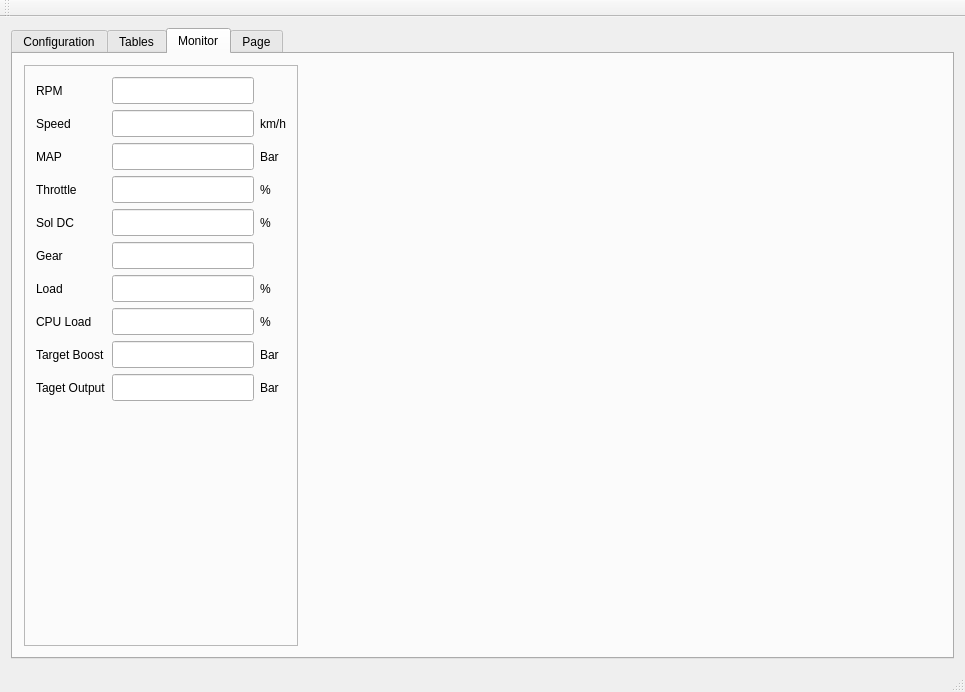
The window that boost_configurator/mainwindow.ui (BorisBoucher/BoostController) describes before a commit, drawn with Qt 5.
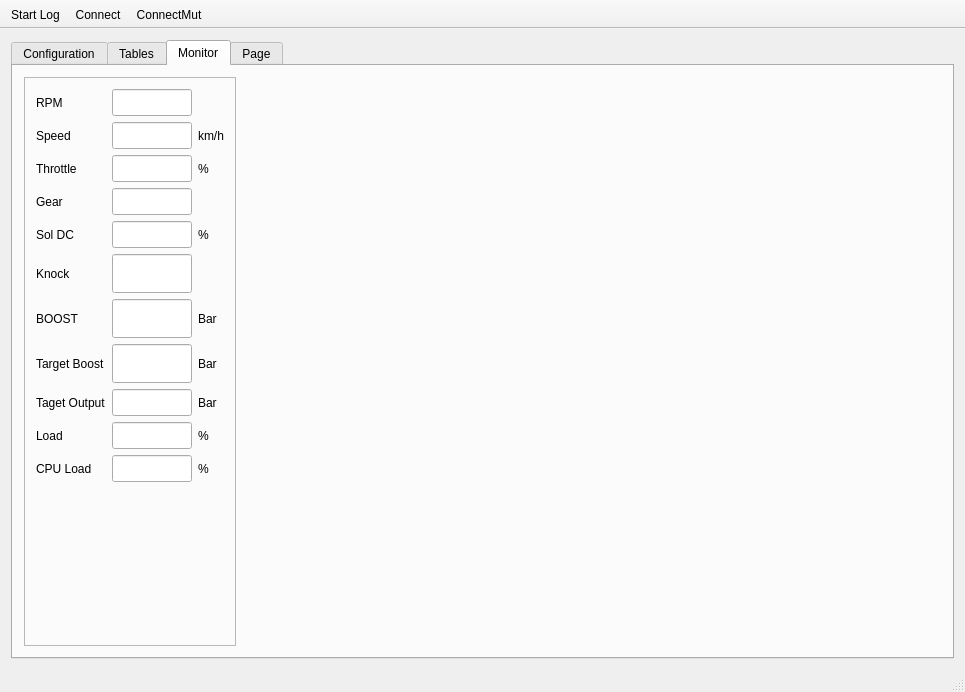
The same window after the commit. The open tabs and pages were chosen to show the change. Icons and pictures are not drawn. Custom widgets are drawn as their Qt base class.

Commit message: Added speed and RPM on graph 2 Added toolbar with shortcuts to activates logs, BC comm & MUT comm Added test function to force BS seloneid duty cycle Added MUT protocol reader Added file logger output with BC and MUT data Added tool bar icons Fixed missing gear & version info reading from BC Changed all displayed pressure data from MAP to relative value.

Patch:
```diff
--- a/boost_configurator/mainwindow.ui
+++ b/boost_configurator/mainwindow.ui
@@ -481,10 +481,18 @@
                  </property>
                 </widget>
                </item>
-               <item row="17" column="0">
-                <widget class="QLabel" name="label_37">
-                 <property name="text">
-                  <string>Logger Port</string>
+               <item row="10" column="1">
+                <widget class="QLineEdit" name="gear4Edit">
+                 <property name="font">
+                  <font>
+                   <pointsize>12</pointsize>
+                  </font>
+                 </property>
+                 <property name="inputMask">
+                  <string/>
+                 </property>
+                 <property name="alignment">
+                  <set>Qt::AlignRight|Qt::AlignTrailing|Qt::AlignVCenter</set>
                  </property>
                 </widget>
                </item>
@@ -719,6 +727,12 @@
            <layout class="QHBoxLayout" name="horizontalLayout">
             <item>
              <widget class="QFrame" name="frame">
+              <property name="sizePolicy">
+               <sizepolicy hsizetype="Preferred" vsizetype="Preferred">
+                <horstretch>0</horstretch>
+                <verstretch>0</verstretch>
+               </sizepolicy>
+              </property>
               <property name="frameShape">
                <enum>QFrame::StyledPanel</enum>
               </property>
@@ -726,10 +740,129 @@
                <enum>QFrame::Raised</enum>
               </property>
               <layout class="QGridLayout" name="gridLayout_5">
+               <property name="sizeConstraint">
+                <enum>QLayout::SetDefaultConstraint</enum>
+               </property>
+               <item row="2" column="2">
+                <widget class="QLineEdit" name="speedEdit">
+                 <property name="sizePolicy">
+                  <sizepolicy hsizetype="Fixed" vsizetype="Fixed">
+                   <horstretch>0</horstretch>
+                   <verstretch>0</verstretch>
+                  </sizepolicy>
+                 </property>
+                 <property name="minimumSize">
+                  <size>
+                   <width>0</width>
+                   <height>0</height>
+                  </size>
+                 </property>
+                 <property name="maximumSize">
+                  <size>
+                   <width>80</width>
+                   <height>16777215</height>
+                  </size>
+                 </property>
+                 <property name="sizeIncrement">
+                  <size>
+                   <width>0</width>
+                   <height>0</height>
+                  </size>
+                 </property>
+                 <property name="baseSize">
+                  <size>
+                   <width>0</width>
+                   <height>0</height>
+                  </size>
+                 </property>
+                 <property name="font">
+                  <font>
+                   <pointsize>12</pointsize>
+                  </font>
+                 </property>
+                 <property name="locale">
+                  <locale language="English" country="UnitedStates"/>
+                 </property>
+                 <property name="alignment">
+                  <set>Qt::AlignRight|Qt::AlignTrailing|Qt::AlignVCenter</set>
+                 </property>
+                 <property name="readOnly">
+                  <bool>true</bool>
+                 </property>
+                </widget>
+               </item>
+               <item row="5" column="3">
+                <widget class="QLabel" name="label_26">
+                 <property name="sizePolicy">
+                  <sizepolicy hsizetype="Minimum" vsizetype="Preferred">
+                   <horstretch>0</horstretch>
+                   <verstretch>0</verstretch>
+                  </sizepolicy>
+                 </property>
+                 <property name="text">
+                  <string>%</string>
+                 </property>
+                </widget>
+               </item>
+               <item row="8" column="2">
+                <widget class="QLineEdit" name="targetBoostEdit">
+                 <property name="sizePolicy">
+                  <sizepolicy hsizetype="Fixed" vsizetype="Fixed">
+                   <horstretch>0</horstretch>
+                   <verstretch>0</verstretch>
+                  </sizepolicy>
+                 </property>
+                 <property name="maximumSize">
+                  <size>
+                   <width>80</width>
+                   <height>16777215</height>
+                  </size>
+                 </property>
+                 <property name="baseSize">
+                  <size>
+                   <width>0</width>
+                   <height>0</height>
+                  </size>
+                 </property>
+                 <property name="font">
+                  <font>
+                   <pointsize>20</pointsize>
+                   <weight>75</weight>
+                   <bold>true</bold>
+                  </font>
+                 </property>
+                 <property name="alignment">
+                  <set>Qt::AlignRight|Qt::AlignTrailing|Qt::AlignVCenter</set>
+                 </property>
+                 <property name="readOnly">
+                  <bool>true</bool>
+                 </property>
+                </widget>
+               </item>
+               <item row="8" column="0">
+                <widget class="QLabel" name="label_32">
+                 <property name="text">
+                  <string>Target Boost</string>
+                 </property>
+                </widget>
+               </item>
+               <item row="7" column="0">
+                <widget class="QLabel" name="label_21">
+                 <property name="sizePolicy">
+                  <sizepolicy hsizetype="Minimum" vsizetype="Preferred">
+                   <horstretch>0</horstretch>
+                   <verstretch>0</verstretch>
+                  </sizepolicy>
+                 </property>
+                 <property name="text">
+                  <string>BOOST</string>
+                 </property>
+                </widget>
+               </item>
                <item row="5" column="2">
                 <widget class="QLineEdit" name="solDcEdit">
                  <property name="sizePolicy">
-                  <sizepolicy hsizetype="Minimum" vsizetype="Fixed">
+                  <sizepolicy hsizetype="Fixed" vsizetype="Fixed">
                    <horstretch>0</horstretch>
                    <verstretch>0</verstretch>
                   </sizepolicy>
@@ -740,6 +873,12 @@
                    <height>0</height>
                   </size>
                  </property>
+                 <property name="maximumSize">
+                  <size>
+                   <width>80</width>
+                   <height>16777215</height>
+                  </size>
+                 </property>
                  <property name="sizeIncrement">
                   <size>
                    <width>0</width>
@@ -768,6 +907,20 @@
                  </property>
                 </widget>
                </item>
+               <item row="11" column="0">
+                <widget class="QLabel" name="label_37">
+                 <property name="text">
+                  <string>CPU Load</string>
+                 </property>
+                </widget>
+               </item>
+               <item row="9" column="0">
+                <widget class="QLabel" name="label_34">
+                 <property name="text">
+                  <string>Taget Output</string>
+                 </property>
+                </widget>
+               </item>
                <item row="0" column="0">
                 <widget class="QLabel" name="label_18">
                  <property name="sizePolicy">
@@ -781,24 +934,25 @@
                  </property>
                 </widget>
                </item>
-               <item row="4" column="2">
-                <widget class="QLineEdit" name="throttleEdit">
+               <item row="8" column="3">
+                <widget class="QLabel" name="label_33">
+                 <property name="text">
+                  <string>Bar</string>
+                 </property>
+                </widget>
+               </item>
+               <item row="11" column="2">
+                <widget class="QLineEdit" name="cpuLoadEdit">
                  <property name="sizePolicy">
-                  <sizepolicy hsizetype="Minimum" vsizetype="Fixed">
+                  <sizepolicy hsizetype="Fixed" vsizetype="Fixed">
                    <horstretch>0</horstretch>
                    <verstretch>0</verstretch>
                   </sizepolicy>
                  </property>
-                 <property name="minimumSize">
+                 <property name="maximumSize">
                   <size>
-                   <width>0</width>
-                   <height>0</height>
-                  </size>
-                 </property>
-                 <property name="sizeIncrement">
-                  <size>
-                   <width>0</width>
-                   <height>0</height>
+                   <width>80</width>
+                   <height>16777215</height>
                   </size>
                  </property>
                  <property name="baseSize">
@@ -836,21 +990,8 @@
                  </property>
                 </widget>
                </item>
-               <item row="4" column="3">
-                <widget class="QLabel" name="label_24">
-                 <property name="sizePolicy">
-                  <sizepolicy hsizetype="Minimum" vsizetype="Preferred">
-                   <horstretch>0</horstretch>
-                   <verstretch>0</verstretch>
-                  </sizepolicy>
-                 </property>
-                 <property name="text">
-                  <string>%</string>
-                 </property>
-                </widget>
-               </item>
                <item row="4" column="0">
-                <widget class="QLabel" name="label_23">
+                <widget class="QLabel" name="label_27">
                  <property name="sizePolicy">
                   <sizepolicy hsizetype="Minimum" vsizetype="Preferred">
                    <horstretch>0</horstretch>
@@ -858,11 +999,51 @@
                   </sizepolicy>
                  </property>
                  <property name="text">
-                  <string>Throttle</string>
+                  <string>Gear</string>
                  </property>
                 </widget>
                </item>
-               <item row="11" column="2">
+               <item row="9" column="2">
+                <widget class="QLineEdit" name="targetOutputEdit">
+                 <property name="sizePolicy">
+                  <sizepolicy hsizetype="Fixed" vsizetype="Fixed">
+                   <horstretch>0</horstretch>
+                   <verstretch>0</verstretch>
+                  </sizepolicy>
+                 </property>
+                 <property name="maximumSize">
+                  <size>
+                   <width>80</width>
+                   <height>16777215</height>
+                  </size>
+                 </property>
+                 <property name="baseSize">
+                  <size>
+                   <width>0</width>
+                   <height>0</height>
+                  </size>
+                 </property>
+                 <property name="font">
+                  <font>
+                   <pointsize>12</pointsize>
+                  </font>
+                 </property>
+                 <property name="alignment">
+                  <set>Qt::AlignRight|Qt::AlignTrailing|Qt::AlignVCenter</set>
+                 </property>
+                 <property name="readOnly">
+                  <bool>true</bool>
+                 </property>
+                </widget>
+               </item>
+               <item row="11" column="3">
+                <widget class="QLabel" name="label_31">
+                 <property name="text">
+                  <string>%</string>
+                 </property>
+                </widget>
+               </item>
+               <item row="16" column="2">
                 <spacer name="verticalSpacer_2">
                  <property name="orientation">
                   <enum>Qt::Vertical</enum>
@@ -875,201 +1056,58 @@
                  </property>
                 </spacer>
                </item>
-               <item row="6" column="0">
-                <widget class="QLabel" name="label_27">
-                 <property name="sizePolicy">
-                  <sizepolicy hsizetype="Minimum" vsizetype="Preferred">
-                   <horstretch>0</horstretch>
-                   <verstretch>0</verstretch>
-                  </sizepolicy>
-                 </property>
-                 <property name="text">
-                  <string>Gear</string>
-                 </property>
-                </widget>
-               </item>
-               <item row="2" column="3">
-                <widget class="QLabel" name="label_20">
-                 <property name="sizePolicy">
-                  <sizepolicy hsizetype="Minimum" vsizetype="Preferred">
-                   <horstretch>0</horstretch>
-                   <verstretch>0</verstretch>
-                  </sizepolicy>
-                 </property>
-                 <property name="text">
-                  <string>km/h</string>
-                 </property>
-                </widget>
-               </item>
-               <item row="6" column="2">
-                <widget class="QLineEdit" name="gearEdit">
-                 <property name="sizePolicy">
-                  <sizepolicy hsizetype="Minimum" vsizetype="Fixed">
-                   <horstretch>0</horstretch>
-                   <verstretch>0</verstretch>
-                  </sizepolicy>
-                 </property>
-                 <property name="minimumSize">
-                  <size>
-                   <width>0</width>
-                   <height>0</height>
-                  </size>
-                 </property>
-                 <property name="sizeIncrement">
-                  <size>
-                   <width>0</width>
-                   <height>0</height>
-                  </size>
-                 </property>
-                 <property name="baseSize">
-                  <size>
-                   <width>0</width>
-                   <height>0</height>
-                  </size>
-                 </property>
-                 <property name="font">
-                  <font>
-                   <pointsize>12</pointsize>
-                  </font>
-                 </property>
-                 <property name="locale">
-                  <locale language="English" country="UnitedStates"/>
-                 </property>
-                 <property name="alignment">
-                  <set>Qt::AlignRight|Qt::AlignTrailing|Qt::AlignVCenter</set>
-                 </property>
-                 <property name="readOnly">
-                  <bool>true</bool>
-                 </property>
-                </widget>
-               </item>
-               <item row="2" column="2">
-                <widget class="QLineEdit" name="speedEdit">
-                 <property name="sizePolicy">
-                  <sizepolicy hsizetype="Minimum" vsizetype="Fixed">
-                   <horstretch>0</horstretch>
-                   <verstretch>0</verstretch>
-                  </sizepolicy>
-                 </property>
-                 <property name="minimumSize">
-                  <size>
-                   <width>0</width>
-                   <height>0</height>
-                  </size>
-                 </property>
-                 <property name="sizeIncrement">
-                  <size>
-                   <width>0</width>
-                   <height>0</height>
-                  </size>
-                 </property>
-                 <property name="baseSize">
-                  <size>
-                   <width>0</width>
-                   <height>0</height>
-                  </size>
-                 </property>
-                 <property name="font">
-                  <font>
-                   <pointsize>12</pointsize>
-                  </font>
-                 </property>
-                 <property name="locale">
-                  <locale language="English" country="UnitedStates"/>
-                 </property>
-                 <property name="alignment">
-                  <set>Qt::AlignRight|Qt::AlignTrailing|Qt::AlignVCenter</set>
-                 </property>
-                 <property name="readOnly">
-                  <bool>true</bool>
-                 </property>
-                </widget>
-               </item>
-               <item row="5" column="3">
-                <widget class="QLabel" name="label_26">
-                 <property name="sizePolicy">
-                  <sizepolicy hsizetype="Minimum" vsizetype="Preferred">
-                   <horstretch>0</horstretch>
-                   <verstretch>0</verstretch>
-                  </sizepolicy>
-                 </property>
-                 <property name="text">
-                  <string>%</string>
-                 </property>
-                </widget>
-               </item>
-               <item row="3" column="3">
-                <widget class="QLabel" name="label_22">
-                 <property name="sizePolicy">
-                  <sizepolicy hsizetype="Minimum" vsizetype="Preferred">
-                   <horstretch>0</horstretch>
-                   <verstretch>0</verstretch>
-                  </sizepolicy>
-                 </property>
-                 <property name="text">
-                  <string>Bar</string>
-                 </property>
-                </widget>
-               </item>
-               <item row="0" column="2">
-                <widget class="QLineEdit" name="rpmEdit">
-                 <property name="sizePolicy">
-                  <sizepolicy hsizetype="Minimum" vsizetype="Fixed">
-                   <horstretch>0</horstretch>
-                   <verstretch>0</verstretch>
-                  </sizepolicy>
-                 </property>
-                 <property name="minimumSize">
-                  <size>
-                   <width>0</width>
-                   <height>0</height>
-                  </size>
-                 </property>
-                 <property name="sizeIncrement">
-                  <size>
-                   <width>0</width>
-                   <height>0</height>
-                  </size>
-                 </property>
-                 <property name="baseSize">
-                  <size>
-                   <width>0</width>
-                   <height>0</height>
-                  </size>
-                 </property>
-                 <property name="font">
-                  <font>
-                   <pointsize>12</pointsize>
-                  </font>
-                 </property>
-                 <property name="locale">
-                  <locale language="English" country="UnitedStates"/>
-                 </property>
-                 <property name="alignment">
-                  <set>Qt::AlignRight|Qt::AlignTrailing|Qt::AlignVCenter</set>
-                 </property>
-                 <property name="readOnly">
-                  <bool>true</bool>
-                 </property>
-                </widget>
-               </item>
-               <item row="2" column="0">
-                <widget class="QLabel" name="label_19">
-                 <property name="sizePolicy">
-                  <sizepolicy hsizetype="Minimum" vsizetype="Preferred">
-                   <horstretch>0</horstretch>
-                   <verstretch>0</verstretch>
-                  </sizepolicy>
-                 </property>
-                 <property name="text">
-                  <string>Speed</string>
-                 </property>
-                </widget>
-               </item>
                <item row="3" column="2">
+                <widget class="QLineEdit" name="throttleEdit">
+                 <property name="sizePolicy">
+                  <sizepolicy hsizetype="Fixed" vsizetype="Fixed">
+                   <horstretch>0</horstretch>
+                   <verstretch>0</verstretch>
+                  </sizepolicy>
+                 </property>
+                 <property name="minimumSize">
+                  <size>
+                   <width>0</width>
+                   <height>0</height>
+                  </size>
+                 </property>
+                 <property name="maximumSize">
+                  <size>
+                   <width>80</width>
+                   <height>16777215</height>
+                  </size>
+                 </property>
+                 <property name="sizeIncrement">
+                  <size>
+                   <width>0</width>
+                   <height>0</height>
+                  </size>
+                 </property>
+                 <property name="baseSize">
+                  <size>
+                   <width>0</width>
+                   <height>0</height>
+                  </size>
+                 </property>
+                 <property name="font">
+                  <font>
+                   <pointsize>12</pointsize>
+                  </font>
+                 </property>
+                 <property name="locale">
+                  <locale language="English" country="UnitedStates"/>
+                 </property>
+                 <property name="alignment">
+                  <set>Qt::AlignRight|Qt::AlignTrailing|Qt::AlignVCenter</set>
+                 </property>
+                 <property name="readOnly">
+                  <bool>true</bool>
+                 </property>
+                </widget>
+               </item>
+               <item row="7" column="2">
                 <widget class="QLineEdit" name="mapEdit">
                  <property name="sizePolicy">
-                  <sizepolicy hsizetype="Minimum" vsizetype="Fixed">
+                  <sizepolicy hsizetype="Fixed" vsizetype="Fixed">
                    <horstretch>0</horstretch>
                    <verstretch>0</verstretch>
                   </sizepolicy>
@@ -1078,6 +1116,62 @@
                   <size>
                    <width>0</width>
                    <height>0</height>
+                  </size>
+                 </property>
+                 <property name="maximumSize">
+                  <size>
+                   <width>80</width>
+                   <height>16777215</height>
+                  </size>
+                 </property>
+                 <property name="sizeIncrement">
+                  <size>
+                   <width>0</width>
+                   <height>0</height>
+                  </size>
+                 </property>
+                 <property name="baseSize">
+                  <size>
+                   <width>0</width>
+                   <height>0</height>
+                  </size>
+                 </property>
+                 <property name="font">
+                  <font>
+                   <pointsize>20</pointsize>
+                   <weight>75</weight>
+                   <bold>true</bold>
+                  </font>
+                 </property>
+                 <property name="locale">
+                  <locale language="English" country="UnitedStates"/>
+                 </property>
+                 <property name="alignment">
+                  <set>Qt::AlignRight|Qt::AlignTrailing|Qt::AlignVCenter</set>
+                 </property>
+                 <property name="readOnly">
+                  <bool>true</bool>
+                 </property>
+                </widget>
+               </item>
+               <item row="4" column="2">
+                <widget class="QLineEdit" name="gearEdit">
+                 <property name="sizePolicy">
+                  <sizepolicy hsizetype="Fixed" vsizetype="Fixed">
+                   <horstretch>0</horstretch>
+                   <verstretch>0</verstretch>
+                  </sizepolicy>
+                 </property>
+                 <property name="minimumSize">
+                  <size>
+                   <width>0</width>
+                   <height>0</height>
+                  </size>
+                 </property>
+                 <property name="maximumSize">
+                  <size>
+                   <width>80</width>
+                   <height>16777215</height>
                   </size>
                  </property>
                  <property name="sizeIncrement">
@@ -1109,7 +1203,7 @@
                 </widget>
                </item>
                <item row="3" column="0">
-                <widget class="QLabel" name="label_21">
+                <widget class="QLabel" name="label_23">
                  <property name="sizePolicy">
                   <sizepolicy hsizetype="Minimum" vsizetype="Preferred">
                    <horstretch>0</horstretch>
@@ -1117,56 +1211,47 @@
                   </sizepolicy>
                  </property>
                  <property name="text">
-                  <string>MAP</string>
+                  <string>Throttle</string>
                  </property>
                 </widget>
                </item>
                <item row="9" column="3">
-                <widget class="QLabel" name="label_33">
+                <widget class="QLabel" name="label_35">
                  <property name="text">
                   <string>Bar</string>
                  </property>
                 </widget>
                </item>
-               <item row="9" column="2">
-                <widget class="QLineEdit" name="targetBoostEdit">
+               <item row="3" column="3">
+                <widget class="QLabel" name="label_24">
                  <property name="sizePolicy">
-                  <sizepolicy hsizetype="Minimum" vsizetype="Fixed">
+                  <sizepolicy hsizetype="Minimum" vsizetype="Preferred">
                    <horstretch>0</horstretch>
                    <verstretch>0</verstretch>
                   </sizepolicy>
                  </property>
-                 <property name="font">
-                  <font>
-                   <pointsize>12</pointsize>
-                  </font>
-                 </property>
-                 <property name="alignment">
-                  <set>Qt::AlignRight|Qt::AlignTrailing|Qt::AlignVCenter</set>
-                 </property>
-                 <property name="readOnly">
-                  <bool>true</bool>
-                 </property>
-                </widget>
-               </item>
-               <item row="9" column="0">
-                <widget class="QLabel" name="label_32">
                  <property name="text">
-                  <string>Target Boost</string>
+                  <string>%</string>
                  </property>
                 </widget>
                </item>
-               <item row="8" column="3">
-                <widget class="QLabel" name="label_31">
+               <item row="10" column="3">
+                <widget class="QLabel" name="label_29">
+                 <property name="sizePolicy">
+                  <sizepolicy hsizetype="Minimum" vsizetype="Preferred">
+                   <horstretch>0</horstretch>
+                   <verstretch>0</verstretch>
+                  </sizepolicy>
+                 </property>
                  <property name="text">
                   <string>%</string>
                  </property>
                 </widget>
                </item>
-               <item row="7" column="2">
+               <item row="10" column="2">
                 <widget class="QLineEdit" name="loadEdit">
                  <property name="sizePolicy">
-                  <sizepolicy hsizetype="Minimum" vsizetype="Fixed">
+                  <sizepolicy hsizetype="Fixed" vsizetype="Fixed">
                    <horstretch>0</horstretch>
                    <verstretch>0</verstretch>
                   </sizepolicy>
@@ -1177,6 +1262,12 @@
                    <height>0</height>
                   </size>
                  </property>
+                 <property name="maximumSize">
+                  <size>
+                   <width>80</width>
+                   <height>16777215</height>
+                  </size>
+                 </property>
                  <property name="sizeIncrement">
                   <size>
                    <width>0</width>
@@ -1205,7 +1296,7 @@
                  </property>
                 </widget>
                </item>
-               <item row="7" column="0">
+               <item row="10" column="0">
                 <widget class="QLabel" name="label_28">
                  <property name="sizePolicy">
                   <sizepolicy hsizetype="Minimum" vsizetype="Preferred">
@@ -1219,7 +1310,7 @@
                 </widget>
                </item>
                <item row="7" column="3">
-                <widget class="QLabel" name="label_29">
+                <widget class="QLabel" name="label_22">
                  <property name="sizePolicy">
                   <sizepolicy hsizetype="Minimum" vsizetype="Preferred">
                    <horstretch>0</horstretch>
@@ -1227,70 +1318,121 @@
                   </sizepolicy>
                  </property>
                  <property name="text">
-                  <string>%</string>
+                  <string>Bar</string>
                  </property>
                 </widget>
                </item>
-               <item row="8" column="0">
+               <item row="2" column="3">
+                <widget class="QLabel" name="label_20">
+                 <property name="sizePolicy">
+                  <sizepolicy hsizetype="Minimum" vsizetype="Preferred">
+                   <horstretch>0</horstretch>
+                   <verstretch>0</verstretch>
+                  </sizepolicy>
+                 </property>
+                 <property name="text">
+                  <string>km/h</string>
+                 </property>
+                </widget>
+               </item>
+               <item row="0" column="2">
+                <widget class="QLineEdit" name="rpmEdit">
+                 <property name="sizePolicy">
+                  <sizepolicy hsizetype="Fixed" vsizetype="Fixed">
+                   <horstretch>0</horstretch>
+                   <verstretch>0</verstretch>
+                  </sizepolicy>
+                 </property>
+                 <property name="minimumSize">
+                  <size>
+                   <width>0</width>
+                   <height>0</height>
+                  </size>
+                 </property>
+                 <property name="maximumSize">
+                  <size>
+                   <width>80</width>
+                   <height>16777215</height>
+                  </size>
+                 </property>
+                 <property name="sizeIncrement">
+                  <size>
+                   <width>0</width>
+                   <height>0</height>
+                  </size>
+                 </property>
+                 <property name="baseSize">
+                  <size>
+                   <width>0</width>
+                   <height>0</height>
+                  </size>
+                 </property>
+                 <property name="font">
+                  <font>
+                   <pointsize>12</pointsize>
+                  </font>
+                 </property>
+                 <property name="locale">
+                  <locale language="English" country="UnitedStates"/>
+                 </property>
+                 <property name="alignment">
+                  <set>Qt::AlignRight|Qt::AlignTrailing|Qt::AlignVCenter</set>
+                 </property>
+                 <property name="readOnly">
+                  <bool>true</bool>
+                 </property>
+                </widget>
+               </item>
+               <item row="2" column="0">
+                <widget class="QLabel" name="label_19">
+                 <property name="sizePolicy">
+                  <sizepolicy hsizetype="Minimum" vsizetype="Preferred">
+                   <horstretch>0</horstretch>
+                   <verstretch>0</verstretch>
+                  </sizepolicy>
+                 </property>
+                 <property name="text">
+                  <string>Speed</string>
+                 </property>
+                </widget>
+               </item>
+               <item row="6" column="2">
+                <widget class="QLineEdit" name="knockSum">
+                 <property name="sizePolicy">
+                  <sizepolicy hsizetype="Fixed" vsizetype="Fixed">
+                   <horstretch>0</horstretch>
+                   <verstretch>0</verstretch>
+                  </sizepolicy>
+                 </property>
+                 <property name="maximumSize">
+                  <size>
+                   <width>80</width>
+                   <height>16777215</height>
+                  </size>
+                 </property>
+                 <property name="baseSize">
+                  <size>
+                   <width>0</width>
+                   <height>0</height>
+                  </size>
+                 </property>
+                 <property name="font">
+                  <font>
+                   <pointsize>20</pointsize>
+                  </font>
+                 </property>
+                 <property name="alignment">
+                  <set>Qt::AlignRight|Qt::AlignTrailing|Qt::AlignVCenter</set>
+                 </property>
+                 <property name="readOnly">
+                  <bool>true</bool>
+                 </property>
+                </widget>
+               </item>
+               <item row="6" column="0">
                 <widget class="QLabel" name="label_30">
                  <property name="text">
-                  <string>CPU Load</string>
-                 </property>
-                </widget>
-               </item>
-               <item row="8" column="2">
-                <widget class="QLineEdit" name="cpuLoadEdit">
-                 <property name="sizePolicy">
-                  <sizepolicy hsizetype="Minimum" vsizetype="Fixed">
-                   <horstretch>0</horstretch>
-                   <verstretch>0</verstretch>
-                  </sizepolicy>
-                 </property>
-                 <property name="font">
-                  <font>
-                   <pointsize>12</pointsize>
-                  </font>
-                 </property>
-                 <property name="alignment">
-                  <set>Qt::AlignRight|Qt::AlignTrailing|Qt::AlignVCenter</set>
-                 </property>
-                 <property name="readOnly">
-                  <bool>true</bool>
-                 </property>
-                </widget>
-               </item>
-               <item row="10" column="2">
-                <widget class="QLineEdit" name="targetOutputEdit">
-                 <property name="sizePolicy">
-                  <sizepolicy hsizetype="Minimum" vsizetype="Fixed">
-                   <horstretch>0</horstretch>
-                   <verstretch>0</verstretch>
-                  </sizepolicy>
-                 </property>
-                 <property name="font">
-                  <font>
-                   <pointsize>12</pointsize>
-                  </font>
-                 </property>
-                 <property name="alignment">
-                  <set>Qt::AlignRight|Qt::AlignTrailing|Qt::AlignVCenter</set>
-                 </property>
-                 <property name="readOnly">
-                  <bool>true</bool>
-                 </property>
-                </widget>
-               </item>
-               <item row="10" column="0">
-                <widget class="QLabel" name="label_34">
-                 <property name="text">
-                  <string>Taget Output</string>
-                 </property>
-                </widget>
-               </item>
-               <item row="10" column="3">
-                <widget class="QLabel" name="label_35">
-                 <property name="text">
-                  <string>Bar</string>
+                  <string>Knock</string>
                  </property>
                 </widget>
                </item>
@@ -1339,9 +1481,19 @@
     </rect>
    </property>
   </widget>
-  <widget class="QToolBar" name="mainToolBar">
+  <widget class="QStatusBar" name="statusBar"/>
+  <widget class="QToolBar" name="toolBar">
+   <property name="windowTitle">
+    <string>toolBar</string>
+   </property>
    <property name="movable">
-    <bool>true</bool>
+    <bool>false</bool>
+   </property>
+   <property name="iconSize">
+    <size>
+     <width>32</width>
+     <height>32</height>
+    </size>
    </property>
    <property name="floatable">
     <bool>true</bool>
@@ -1352,8 +1504,55 @@
    <attribute name="toolBarBreak">
     <bool>false</bool>
    </attribute>
+   <addaction name="actionStart_Log"/>
+   <addaction name="actionConnect"/>
+   <addaction name="actionConnectMut"/>
   </widget>
-  <widget class="QStatusBar" name="statusBar"/>
+  <action name="actionStart_Log">
+   <property name="checkable">
+    <bool>true</bool>
+   </property>
+   <property name="icon">
+    <iconset>
+     <normaloff>log_file.png</normaloff>log_file.png</iconset>
+   </property>
+   <property name="text">
+    <string>Start Log</string>
+   </property>
+   <property name="shortcut">
+    <string>F1</string>
+   </property>
+  </action>
+  <action name="actionConnect">
+   <property name="checkable">
+    <bool>true</bool>
+   </property>
+   <property name="icon">
+    <iconset>
+     <normaloff>bluetooth.png</normaloff>bluetooth.png</iconset>
+   </property>
+   <property name="text">
+    <string>Connect</string>
+   </property>
+   <property name="shortcut">
+    <string>F2</string>
+   </property>
+  </action>
+  <action name="actionConnectMut">
+   <property name="checkable">
+    <bool>true</bool>
+   </property>
+   <property name="icon">
+    <iconset>
+     <normaloff>MUT.png</normaloff>MUT.png</iconset>
+   </property>
+   <property name="text">
+    <string>ConnectMut</string>
+   </property>
+   <property name="shortcut">
+    <string>F3</string>
+   </property>
+  </action>
  </widget>
  <layoutdefault spacing="6" margin="11"/>
  <customwidgets>
```
Left out of the diff: 470 changed lines with no effect on the pictures. The commit also changes 18 other files.
